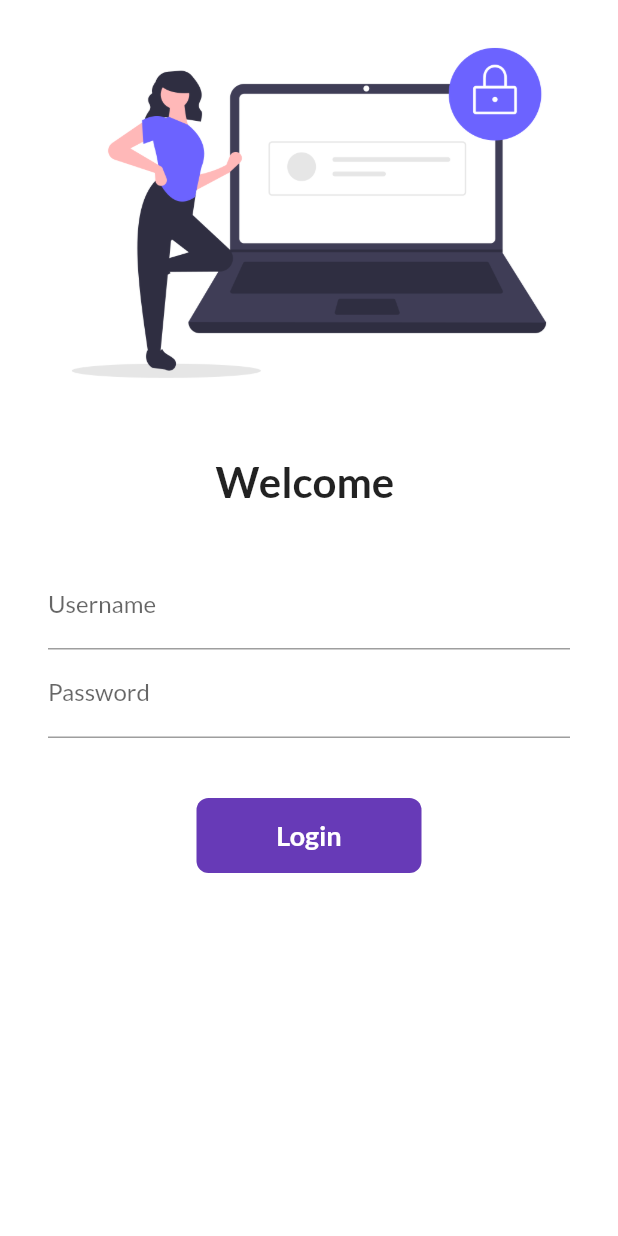
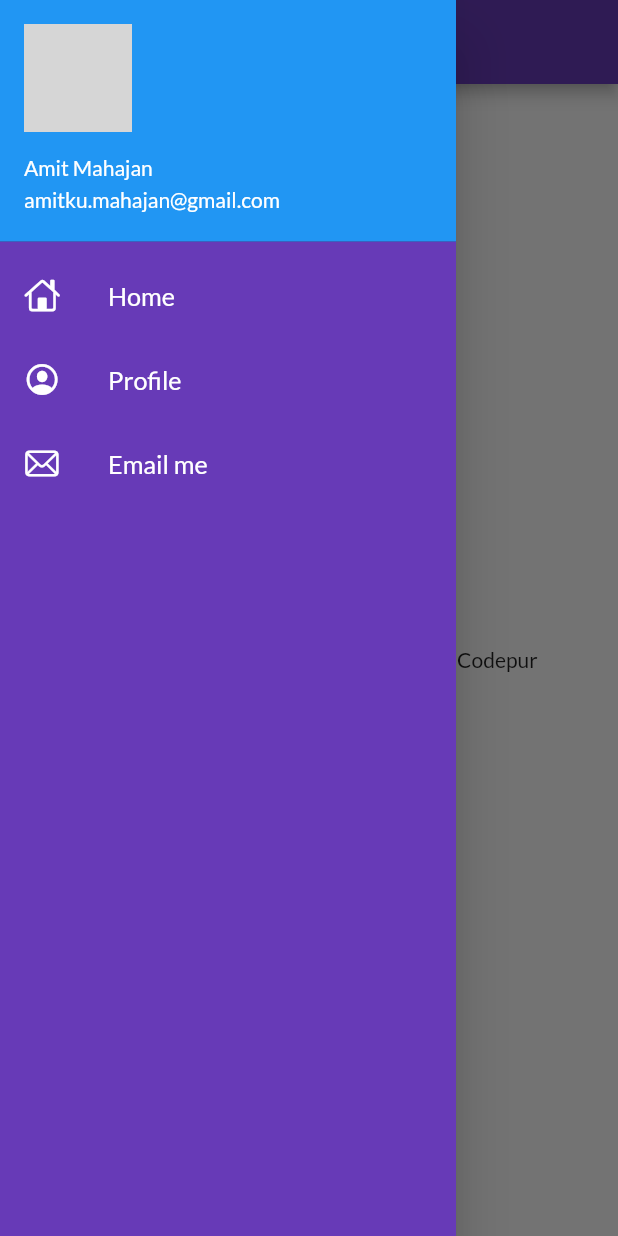
Before and after one commit to amitmahajan09/30DaysOfFlutter, a Flutter app: the screen it shows after launch, with the side drawer open (before the commit the screen has no drawer), on a phone screen of 412 x 824 dp. Run offline on Flutter 3.47's test engine with Material 2 defaults, Android fonts, the phone set to English and light mode, and no system bars; our stand-ins replace google_fonts; network calls fail; grey boxes are pictures that could not be loaded.

Commit message:
Day9 completed

```diff
--- a/lib/main.dart
+++ b/lib/main.dart
@@ -16,9 +16,9 @@ class MyApp extends StatelessWidget {
       theme: ThemeData(
           primarySwatch: Colors.deepPurple,
           fontFamily: GoogleFonts.lato().fontFamily),
-      //debugShowCheckedModeBanner: false,
+      debugShowCheckedModeBanner: false,
       darkTheme: ThemeData(brightness: Brightness.dark),
-      initialRoute: "/login",
+      initialRoute: MyRoutes.homeRoute,
       routes: {
         "/": (context) => LoginPage(),
         MyRoutes.homeRoute: (context) => HomePage(),
--- a/lib/pages/home_page.dart
+++ b/lib/pages/home_page.dart
@@ -1,4 +1,5 @@
 import 'package:flutter/material.dart';
+import 'package:flutter_complete_guide/widgets/drawer.dart';
 
 class HomePage extends StatelessWidget {
   final int days = 30;
@@ -14,7 +15,7 @@ class HomePage extends StatelessWidget {
           child: Text("Welcome to $days days of Flutter Course by $name"),
         ),
       ),
-      drawer: Drawer(),
+      drawer: MyDrawer(),
     );
   }
 }
--- /dev/null
+++ b/lib/widgets/drawer.dart
@@ -0,0 +1,47 @@
+import 'package:flutter/cupertino.dart';
+import 'package:flutter/material.dart';
+
+class MyDrawer extends StatelessWidget {
+  @override
+  Widget build(BuildContext context) {
+    final imageUrl = "https://avatars.githubusercontent.com/u/59721328?v=4";
+
+    return Drawer(
+      child: Container(
+        color: Colors.deepPurple,
+        child: ListView(
+          padding: EdgeInsets.zero,
+          children: [
+            DrawerHeader(
+              padding: EdgeInsets.zero,
+              child: UserAccountsDrawerHeader(
+                  margin: EdgeInsets.zero,
+                  decoration: BoxDecoration(color: Colors.blue),
+                  accountName: Text("Amit Mahajan"),
+                  accountEmail: Text("amitku.mahajan@gmail.com"),
+                  currentAccountPicture: CircleAvatar(
+                    backgroundImage: NetworkImage(imageUrl),
+                  )),
+            ),
+            ListTile(
+              leading: Icon(CupertinoIcons.home, color: Colors.white),
+              title: Text("Home",
+                  textScaleFactor: 1.2, style: TextStyle(color: Colors.white)),
+            ),
+            ListTile(
+              leading:
+                  Icon(CupertinoIcons.profile_circled, color: Colors.white),
+              title: Text("Profile",
+                  textScaleFactor: 1.2, style: TextStyle(color: Colors.white)),
+            ),
+            ListTile(
+              leading: Icon(CupertinoIcons.mail, color: Colors.white),
+              title: Text("Email me",
+                  textScaleFactor: 1.2, style: TextStyle(color: Colors.white)),
+            )
+          ],
+        ),
+      ),
+    );
+  }
+}
```
Also changed, not shown: lib/pages/login_page.dart (+40 -17 lines), assets/images/amitmahajan.jpg (added), 1 other file.
